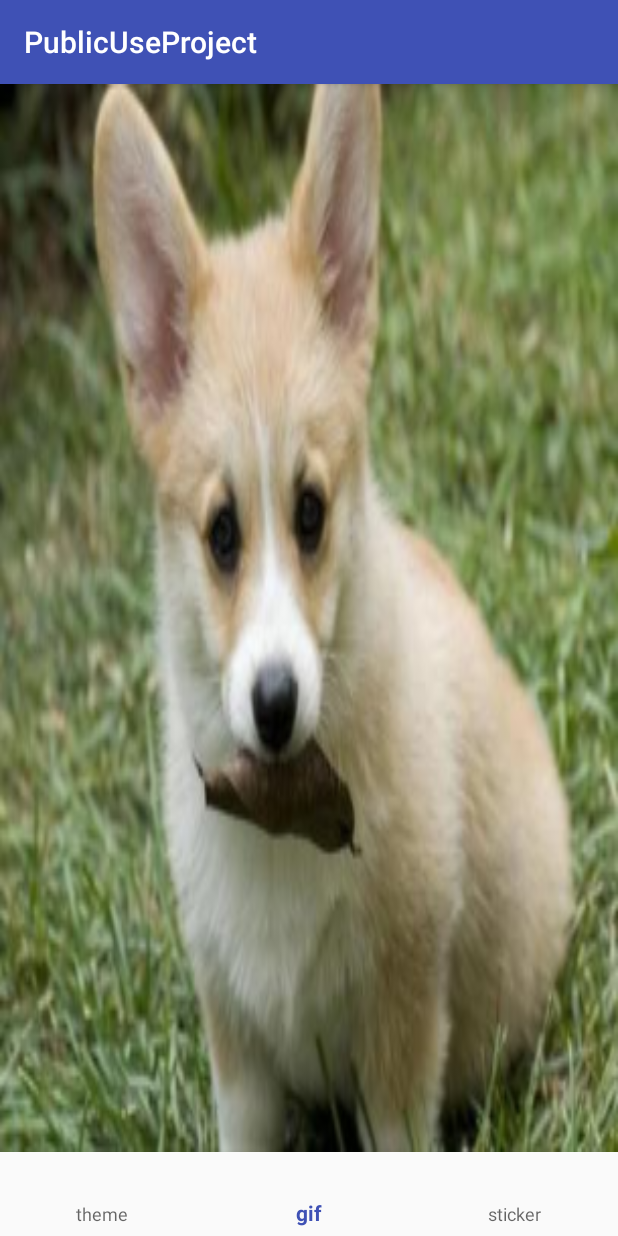
After one commit to renrenrenhui/PublicUseProject, an Android app: the GifFragment screen opened through its navigation route, on a phone screen of 412 x 824 dp. The commit adds this screen. Run offline under Robolectric (Android 15) with nearby library versions, the phone set to English and light mode, and no system bars; our stand-ins replace navigation-ui.

Commit message:
Add navigation tab structure

```diff
--- a/app/src/main/AndroidManifest.xml
+++ b/app/src/main/AndroidManifest.xml
@@ -109,6 +109,9 @@
 
         <activity android:name="com.example.xiaoniu.publicuseproject.dial.DialpadActivity"
             android:theme="@style/AppTheme"/>
+
+        <activity android:name="com.example.xiaoniu.publicuseproject.navigation.NavigationTabActivity"
+            android:theme="@style/AppTheme"/>
     </application>
 
 </manifest>
--- /dev/null
+++ b/app/src/main/java/com/example/xiaoniu/publicuseproject/navigation/GifFragment.java
@@ -0,0 +1,38 @@
+package com.example.xiaoniu.publicuseproject.navigation;
+
+import android.os.Bundle;
+import android.support.annotation.NonNull;
+import android.support.annotation.Nullable;
+import android.support.v4.app.Fragment;
+import android.view.LayoutInflater;
+import android.view.View;
+import android.view.ViewGroup;
+
+import com.example.xiaoniu.publicuseproject.R;
+
+
+public class GifFragment extends Fragment {
+
+
+    public GifFragment() {
+        // Required empty public constructor
+    }
+
+
+    @Override
+    public View onCreateView(LayoutInflater inflater, ViewGroup container,
+                             Bundle savedInstanceState) {
+        // Inflate the layout for this fragment
+        return inflater.inflate(R.layout.fragment_gif, container, false);
+    }
+
+    @Override
+    public void onViewCreated(@NonNull View view, @Nullable Bundle savedInstanceState) {
+        super.onViewCreated(view, savedInstanceState);
+    }
+
+    @Override
+    public void onDestroyView() {
+        super.onDestroyView();
+    }
+}
--- /dev/null
+++ b/app/src/main/java/com/example/xiaoniu/publicuseproject/navigation/NavigationTabActivity.java
@@ -0,0 +1,49 @@
+package com.example.xiaoniu.publicuseproject.navigation;
+
+import android.os.Bundle;
+import android.support.design.widget.BottomNavigationView;
+import android.support.v4.app.Fragment;
+import android.support.v7.app.AppCompatActivity;
+
+import androidx.navigation.NavController;
+import androidx.navigation.fragment.NavHostFragment;
+import androidx.navigation.ui.NavigationUI;
+
+import com.example.xiaoniu.publicuseproject.R;
+
+
+public class NavigationTabActivity extends AppCompatActivity {
+
+
+    @Override
+    protected void onCreate(Bundle savedInstanceState) {
+        super.onCreate(savedInstanceState);
+        setContentView(R.layout.activity_navigation_tab);
+
+        BottomNavigationView bottomNavigationView = findViewById(R.id.navigation);
+        NavHostFragment navHostFragment = (NavHostFragment) getSupportFragmentManager().findFragmentById(R.id.frag_nav_bottom_navigation);
+        NavController navController = navHostFragment.getNavController();
+        NavigationUI.setupWithNavController(bottomNavigationView, navController);
+    }
+
+    @Override
+    protected void onResume() {
+        super.onResume();
+    }
+
+    @Override
+    protected void onPause() {
+        super.onPause();
+    }
+
+    @Override
+    protected void onDestroy() {
+        super.onDestroy();
+    }
+
+    @Override
+    public boolean onSupportNavigateUp() {
+        Fragment fragment = getSupportFragmentManager().findFragmentById(R.id.frag_nav_bottom_navigation);
+        return NavHostFragment.findNavController(fragment).navigateUp();
+    }
+}
--- /dev/null
+++ b/app/src/main/java/com/example/xiaoniu/publicuseproject/navigation/ThemeFragment.java
@@ -0,0 +1,38 @@
+package com.example.xiaoniu.publicuseproject.navigation;
+
+import android.os.Bundle;
+import android.support.annotation.NonNull;
+import android.support.annotation.Nullable;
+import android.support.v4.app.Fragment;
+import android.view.LayoutInflater;
+import android.view.View;
+import android.view.ViewGroup;
+
+import com.example.xiaoniu.publicuseproject.R;
+
+
+public class ThemeFragment extends Fragment {
+
+
+    public ThemeFragment() {
+        // Required empty public constructor
+    }
+
+
+    @Override
+    public View onCreateView(LayoutInflater inflater, ViewGroup container,
+                             Bundle savedInstanceState) {
+        // Inflate the layout for this fragment
+        return inflater.inflate(R.layout.fragment_theme, container, false);
+    }
+
+    @Override
+    public void onViewCreated(@NonNull View view, @Nullable Bundle savedInstanceState) {
+        super.onViewCreated(view, savedInstanceState);
+    }
+
+    @Override
+    public void onDestroyView() {
+        super.onDestroyView();
+    }
+}
--- /dev/null
+++ b/app/src/main/res/layout/activity_navigation_tab.xml
@@ -0,0 +1,34 @@
+<?xml version="1.0" encoding="utf-8"?>
+<android.support.constraint.ConstraintLayout
+    xmlns:android="http://schemas.android.com/apk/res/android"
+    xmlns:app="http://schemas.android.com/apk/res-auto"
+    xmlns:tools="http://schemas.android.com/tools"
+        android:id="@+id/container"
+        android:layout_width="match_parent"
+        android:layout_height="match_parent">
+
+        <fragment
+            android:id="@+id/frag_nav_bottom_navigation"
+            android:layout_width="0dp"
+            android:layout_height="0dp"
+            android:name="androidx.navigation.fragment.NavHostFragment"
+            app:defaultNavHost="true"
+            app:layout_constraintTop_toTopOf="parent"
+            app:layout_constraintStart_toStartOf="parent"
+            app:layout_constraintEnd_toEndOf="parent"
+            app:layout_constraintBottom_toTopOf="@id/navigation"
+            app:navGraph="@navigation/nav_bottom_navigation"
+            />
+
+        <android.support.design.widget.BottomNavigationView
+            android:id="@+id/navigation"
+            android:layout_width="0dp"
+            android:layout_height="wrap_content"
+            android:layout_marginStart="0dp"
+            android:layout_marginEnd="0dp"
+            android:background="?android:attr/windowBackground"
+            app:layout_constraintBottom_toBottomOf="parent"
+            app:layout_constraintLeft_toLeftOf="parent"
+            app:layout_constraintRight_toRightOf="parent"
+            app:menu="@menu/bottom_navigation" />
+</android.support.constraint.ConstraintLayout>
--- /dev/null
+++ b/app/src/main/res/layout/fragment_gif.xml
@@ -0,0 +1,8 @@
+<?xml version="1.0" encoding="utf-8"?>
+
+<RelativeLayout xmlns:android="http://schemas.android.com/apk/res/android"
+    android:layout_width="match_parent"
+    android:layout_height="match_parent"
+    android:background="@drawable/dog">
+
+</RelativeLayout>
--- /dev/null
+++ b/app/src/main/res/menu/bottom_navigation.xml
@@ -0,0 +1,13 @@
+<?xml version="1.0" encoding="utf-8"?>
+<menu xmlns:android="http://schemas.android.com/apk/res/android">
+    <!--id 对应navigation的id-->
+    <item
+        android:id="@id/nav_theme"
+        android:title="theme"/>
+    <item
+        android:id="@id/nav_gif"
+        android:title="gif"/>
+    <item
+        android:id="@id/nav_sticker"
+        android:title="sticker"/>
+</menu>
--- /dev/null
+++ b/app/src/main/res/navigation/nav_bottom_navigation.xml
@@ -0,0 +1,24 @@
+<navigation xmlns:android="http://schemas.android.com/apk/res/android"
+    xmlns:app="http://schemas.android.com/apk/res-auto"
+    xmlns:tools="http://schemas.android.com/tools"
+    app:startDestination="@id/nav_theme"
+    android:id="@+id/nav_bottom_navigation">
+    <fragment
+        android:id="@+id/nav_theme"
+        android:name="com.example.xiaoniu.publicuseproject.navigation.ThemeFragment"
+        android:label="theme"
+        tools:layout="@layout/fragment_theme">
+    </fragment>
+    <fragment
+        android:id="@+id/nav_gif"
+        android:name="com.example.xiaoniu.publicuseproject.navigation.GifFragment"
+        android:label="gif"
+        tools:layout="@layout/fragment_gif">
+    </fragment>
+    <fragment
+        android:id="@+id/nav_sticker"
+        android:name="com.example.xiaoniu.publicuseproject.navigation.StickerFragment"
+        android:label="sticker"
+        tools:layout="@layout/fragment_sticker">
+    </fragment>
+</navigation>
--- a/build.gradle
+++ b/build.gradle
@@ -3,9 +3,10 @@
 buildscript {
     repositories {
         jcenter()
+        google()
     }
     dependencies {
-        classpath 'com.android.tools.build:gradle:3.0.0'
+        classpath 'com.android.tools.build:gradle:3.2.0'
 
         // NOTE: Do not place your application dependencies here; they belong
         // in the individual module build.gradle files
@@ -16,6 +17,7 @@ allprojects {
     repositories {
         jcenter()
         maven { url 'https://jitpack.io' }
+        google()
     }
 }
 
--- a/expandable-recyclerview/build.gradle
+++ b/expandable-recyclerview/build.gradle
@@ -2,7 +2,6 @@ apply plugin: 'com.android.library'
 
 android {
     compileSdkVersion 23
-    buildToolsVersion '26.0.2'
 
     defaultConfig {
         minSdkVersion 15
```
Also changed, not shown: app/build.gradle (+10 -8 lines), app/src/main/java/com/example/xiaoniu/publicuseproject/MainActivity.java (+12 -0 lines), app/src/main/java/com/example/xiaoniu/publicuseproject/navigation/StickerFragment.java (added, +38 -0 lines), app/src/main/res/layout/activity_main.xml (+7 -0 lines), app/src/main/res/layout/fragment_sticker.xml (added, +8 -0 lines), app/src/main/res/layout/fragment_theme.xml (added, +8 -0 lines), gradle/wrapper/gradle-wrapper.properties.
